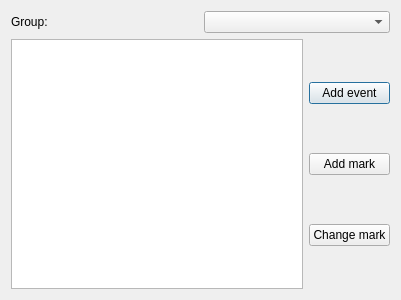
First picture: the form in source/Application/markswindow.ui, repository mwiton/Inzyneria_oprogramowania, before the edit.
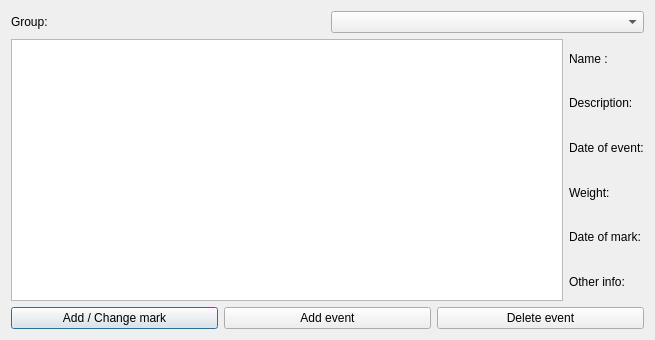
Second picture: the form after the edit.

What changed in the file:
```diff
--- a/source/Application/markswindow.ui
+++ b/source/Application/markswindow.ui
@@ -6,8 +6,8 @@
    <rect>
     <x>0</x>
     <y>0</y>
-    <width>401</width>
-    <height>300</height>
+    <width>655</width>
+    <height>340</height>
    </rect>
   </property>
   <property name="windowTitle">
@@ -36,23 +36,44 @@
      <item>
       <layout class="QVBoxLayout" name="verticalLayout">
        <item>
-        <widget class="QPushButton" name="addEventButton">
+        <widget class="QLabel" name="name_label">
          <property name="text">
-          <string>Add event</string>
+          <string>Name :</string>
          </property>
         </widget>
        </item>
        <item>
-        <widget class="QPushButton" name="addMarkButton">
+        <widget class="QLabel" name="description_label">
          <property name="text">
-          <string>Add mark</string>
+          <string>Description:</string>
          </property>
         </widget>
        </item>
        <item>
-        <widget class="QPushButton" name="pushButton">
+        <widget class="QLabel" name="date_event_label">
          <property name="text">
-          <string>Change mark</string>
+          <string>Date of event:</string>
+         </property>
+        </widget>
+       </item>
+       <item>
+        <widget class="QLabel" name="weight_label">
+         <property name="text">
+          <string>Weight:</string>
+         </property>
+        </widget>
+       </item>
+       <item>
+        <widget class="QLabel" name="date_mark_label">
+         <property name="text">
+          <string>Date of mark:</string>
+         </property>
+        </widget>
+       </item>
+       <item>
+        <widget class="QLabel" name="info_label">
+         <property name="text">
+          <string>Other info:</string>
          </property>
         </widget>
        </item>
@@ -60,6 +81,31 @@
      </item>
     </layout>
    </item>
+   <item>
+    <layout class="QHBoxLayout" name="horizontalLayout_3">
+     <item>
+      <widget class="QPushButton" name="pushButton">
+       <property name="text">
+        <string>Add / Change mark</string>
+       </property>
+      </widget>
+     </item>
+     <item>
+      <widget class="QPushButton" name="addEventButton">
+       <property name="text">
+        <string>Add event</string>
+       </property>
+      </widget>
+     </item>
+     <item>
+      <widget class="QPushButton" name="deleteEventButton">
+       <property name="text">
+        <string>Delete event</string>
+       </property>
+      </widget>
+     </item>
+    </layout>
+   </item>
   </layout>
  </widget>
  <resources/>
```
